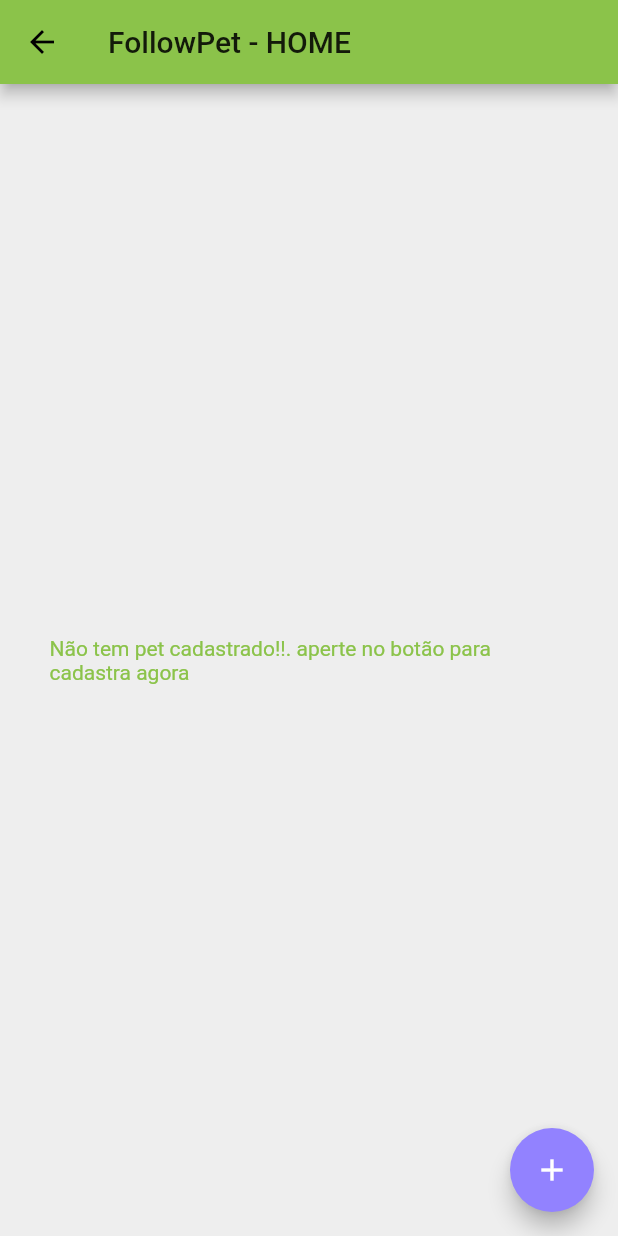
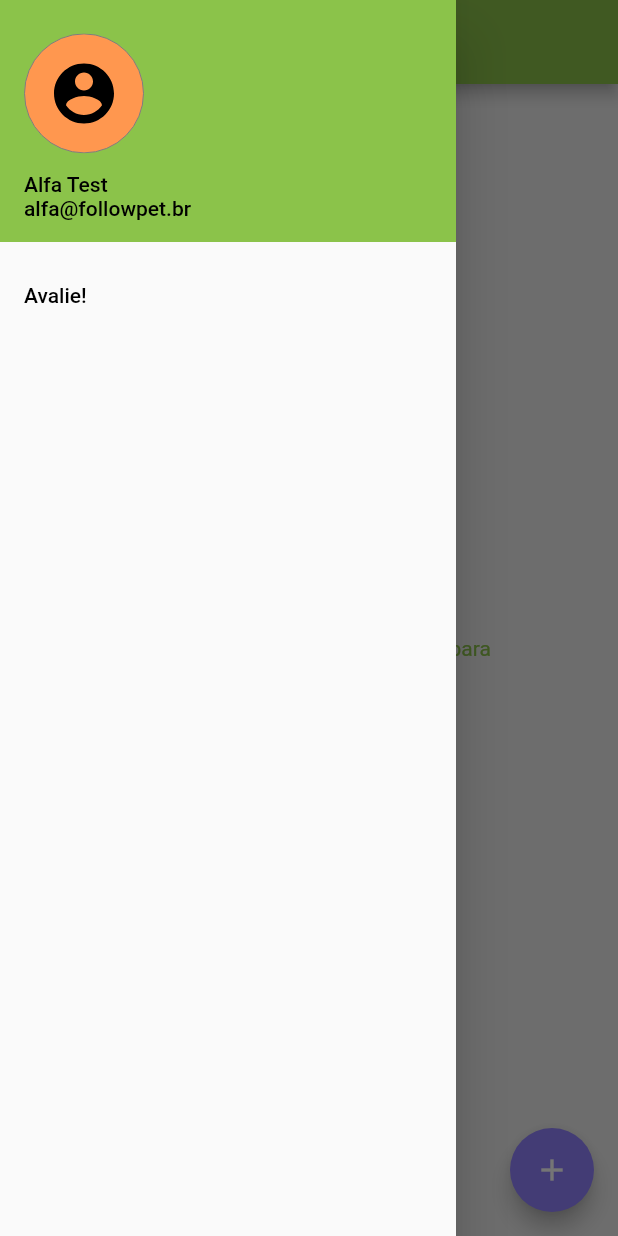
Before and after one commit to EduardoLima03/followpet, a Flutter app: the HomePage screen opened by its route, with the side drawer open (before the commit the screen has no drawer), on a phone screen of 412 x 824 dp. Run offline on Flutter 3.47's test engine with Material 2 defaults, Android fonts, the phone set to English and light mode, and no system bars; our stand-ins replace flutter_svg, sqflite; accounts and stored records are empty.

Commit message:
Drawer para concluir, e SVG para fazer funciona

```diff
--- a/lib/utils/images.dart
+++ b/lib/utils/images.dart
@@ -6,3 +6,6 @@ var LOGO = 'lib/utils/images/icon_logo.png';
 var ICONDOG = 'lib/utils/images/icon_dog.png';
 // ignore: non_constant_identifier_names
 var ICONCAT = 'lib/utils/images/icon_cat.png';
+
+// ignore: non_constant_identifier_names
+var ICONPERSON = 'lib/utils/images/Group.svg';
--- a/lib/views/pages/home_page.dart
+++ b/lib/views/pages/home_page.dart
@@ -3,6 +3,7 @@ import 'package:followpet_alfa/data/database_helper.dart';
 import 'package:followpet_alfa/model/pet_model.dart';
 import 'package:followpet_alfa/utils/strings/pt_br.dart';
 import 'package:followpet_alfa/views/widgets/card_widgets.dart';
+import 'package:followpet_alfa/views/widgets/drawer_widgets.dart';
 
 class HomePage extends StatefulWidget {
   @override
@@ -26,6 +27,7 @@ class _HomePageState extends State<HomePage> {
       appBar: AppBar(
         title: Text(titlePageHome),
       ),
+      drawer: DrawerWidgets(),
       body: LayoutBuilder(builder: (context, constraints) {
         if (constraints.maxWidth < 600) {
           return layoutSm();
--- /dev/null
+++ b/lib/views/widgets/drawer_widgets.dart
@@ -0,0 +1,41 @@
+import 'package:flutter/cupertino.dart';
+import 'package:flutter/material.dart';
+import 'package:flutter_svg/svg.dart';
+import 'package:followpet_alfa/utils/images.dart';
+
+class DrawerWidgets extends StatelessWidget {
+  @override
+  Widget build(BuildContext context) {
+    return Drawer(
+      child: ListView(
+        children: [
+          DrawerHeader(
+            decoration: BoxDecoration(color: Theme.of(context).primaryColor),
+            child: Align(
+              alignment: Alignment.bottomLeft,
+              child: Column(
+                mainAxisAlignment: MainAxisAlignment.spaceAround,
+                crossAxisAlignment: CrossAxisAlignment.start,
+                children: [
+                  SizedBox(
+                    height: 80.0,
+                    width: 80.0,
+                    child: SvgPicture.asset(ICONPERSON),
+                  ),
+                  Column(
+                    crossAxisAlignment: CrossAxisAlignment.start,
+                    children: [Text("Alfa Test"), Text("alfa@followpet.br")],
+                  ),
+                ],
+              ),
+            ),
+          ),
+          ListTile(
+            title: Text("Avalie!"),
+            onTap: null,
+          ),
+        ],
+      ),
+    );
+  }
+}
--- a/pubspec.yaml
+++ b/pubspec.yaml
@@ -28,7 +28,7 @@ dependencies:
   # The following adds the Cupertino Icons font to your application.
   # Use with the CupertinoIcons class for iOS style icons.
   cupertino_icons: ^1.0.2
-  flutter_svg: ^0.21.0+1
+  flutter_svg: ^0.22.0
   sqflite: ^2.0.0+3
   path_provider: ^1.6.7
 
```
Also changed, not shown: lib/utils/images/Ellipse.svg (added), lib/utils/images/Group.svg (added), lib/utils/images/icon-cat.svg (added), lib/utils/images/icon-person.svg (added), lib/utils/images/icon-photo-add.svg (added), lib/utils/images/icon_dog.svg, pubspec.lock.
